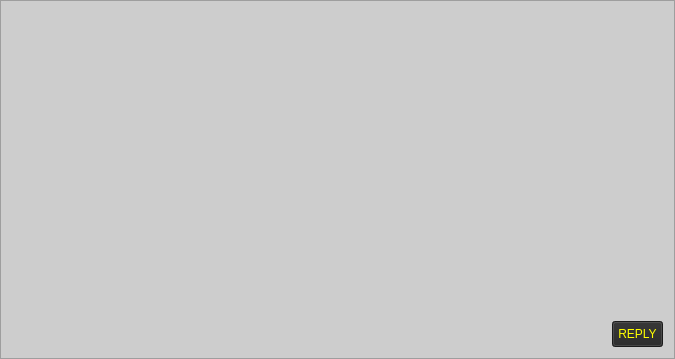
Before: the Qt Designer form src/gui/ui/messagesframe.ui in ConcealNetwork/conceal-desktop, drawn with Qt 5.
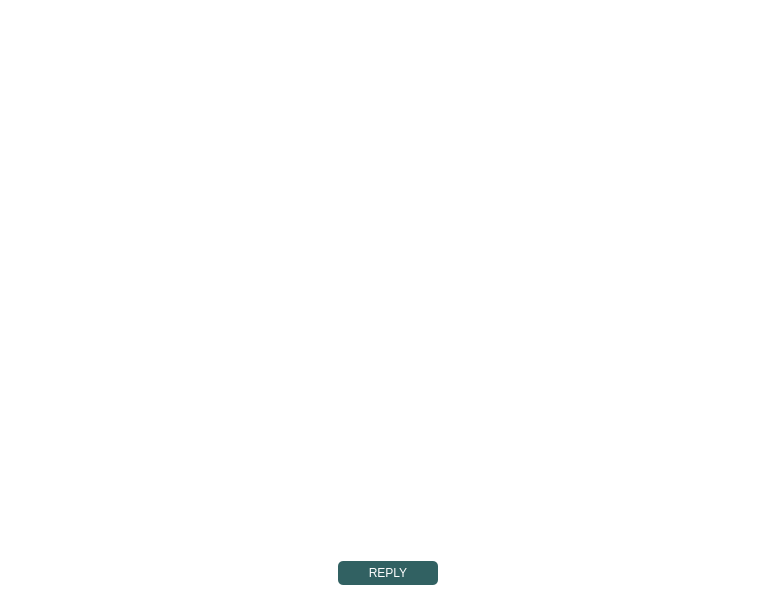
After: the same form once the commit is applied.

```diff
--- a/src/gui/ui/messagesframe.ui
+++ b/src/gui/ui/messagesframe.ui
@@ -6,29 +6,56 @@
    <rect>
     <x>0</x>
     <y>0</y>
-    <width>675</width>
-    <height>359</height>
+    <width>775</width>
+    <height>600</height>
    </rect>
   </property>
+  <property name="font">
+   <font>
+    <family>Courier</family>
+    <pointsize>10</pointsize>
+   </font>
+  </property>
   <property name="windowTitle">
    <string>Frame</string>
   </property>
   <property name="styleSheet">
-   <string notr="true">background-color: #cdcdcd;</string>
+   <string notr="true">background-color: #fff;</string>
   </property>
   <property name="frameShape">
-   <enum>QFrame::StyledPanel</enum>
+   <enum>QFrame::NoFrame</enum>
   </property>
   <property name="frameShadow">
-   <enum>QFrame::Raised</enum>
+   <enum>QFrame::Plain</enum>
+  </property>
+  <property name="lineWidth">
+   <number>0</number>
   </property>
   <layout class="QVBoxLayout" name="verticalLayout">
+   <property name="leftMargin">
+    <number>15</number>
+   </property>
+   <property name="topMargin">
+    <number>15</number>
+   </property>
+   <property name="rightMargin">
+    <number>15</number>
+   </property>
+   <property name="bottomMargin">
+    <number>15</number>
+   </property>
    <item>
     <widget class="QTreeView" name="m_messagesView">
+     <property name="maximumSize">
+      <size>
+       <width>780</width>
+       <height>550</height>
+      </size>
+     </property>
      <property name="font">
       <font>
-       <family>Source Sans Pro</family>
-       <pointsize>10</pointsize>
+       <family>Arial</family>
+       <pointsize>9</pointsize>
       </font>
      </property>
      <property name="styleSheet">
@@ -63,7 +90,7 @@
       <set>QAbstractItemView::AnyKeyPressed|QAbstractItemView::CurrentChanged|QAbstractItemView::EditKeyPressed|QAbstractItemView::SelectedClicked</set>
      </property>
      <property name="alternatingRowColors">
-      <bool>true</bool>
+      <bool>false</bool>
      </property>
      <property name="rootIsDecorated">
       <bool>false</bool>
@@ -102,14 +129,45 @@
      </item>
      <item>
       <widget class="QPushButton" name="m_replyButton">
+       <property name="minimumSize">
+        <size>
+         <width>100</width>
+         <height>0</height>
+        </size>
+       </property>
+       <property name="maximumSize">
+        <size>
+         <width>16777215</width>
+         <height>25</height>
+        </size>
+       </property>
+       <property name="font">
+        <font>
+         <family>Arial</family>
+         <pointsize>9</pointsize>
+        </font>
+       </property>
        <property name="styleSheet">
-        <string notr="true">padding: 5px; background-color: #262626; color: yellow;</string>
+        <string notr="true">background-color: #316162; color: #fff; border-radius: 5px; padding: 5px;</string>
        </property>
        <property name="text">
         <string>REPLY</string>
        </property>
       </widget>
      </item>
+     <item>
+      <spacer name="horizontalSpacer_2">
+       <property name="orientation">
+        <enum>Qt::Horizontal</enum>
+       </property>
+       <property name="sizeHint" stdset="0">
+        <size>
+         <width>40</width>
+         <height>20</height>
+        </size>
+       </property>
+      </spacer>
+     </item>
     </layout>
    </item>
   </layout>
```
Left out of the diff: 14 changed lines with no effect on the pictures.
